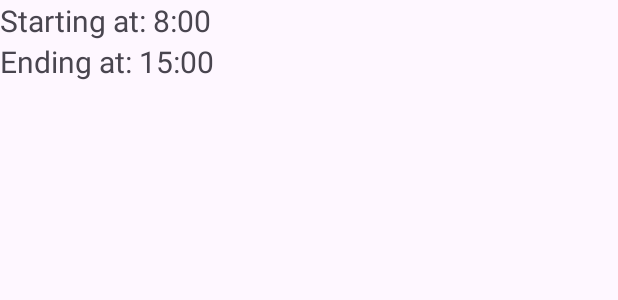
After one commit to Yair5675/Business-App, an Android app: the layout shift_view.xml on its own in the app's theme, with its tools: preview values and no code run, on a phone screen of 412 x 824 dp. The commit adds this screen. Shown: the top 300 px of the screen. Run offline under Robolectric (Android 15) with nearby library versions, the light colour scheme and no system bars.

Commit message:
Created the shift_view XML file that will be inflated on a view that represents a single shift

```diff
--- /dev/null
+++ b/app/src/main/res/layout/shift_view.xml
@@ -0,0 +1,37 @@
+<?xml version="1.0" encoding="utf-8"?>
+<LinearLayout xmlns:android="http://schemas.android.com/apk/res/android"
+    android:orientation="vertical"
+    android:layout_width="wrap_content"
+    android:layout_height="wrap_content">
+
+    <TextView
+        android:id="@+id/shiftViewTvStart"
+        android:layout_width="wrap_content"
+        android:layout_height="wrap_content"
+        android:text="@string/shift_view_tv_start_time_sample"
+        android:textSize="20sp"
+        />
+
+    <TextView
+        android:id="@+id/shiftViewTvEnd"
+        android:layout_width="wrap_content"
+        android:layout_height="wrap_content"
+        android:text="@string/shift_view_tv_end_time_sample"
+        android:textSize="20sp"
+        android:layout_marginBottom="8dp"
+        />
+
+    <HorizontalScrollView
+        android:layout_width="match_parent"
+        android:layout_height="wrap_content"
+        >
+        <!-- Layout to hold columns with role name and
+         employees -->
+        <LinearLayout
+            android:id="@+id/shiftViewRolesLayout"
+            android:layout_width="wrap_content"
+            android:layout_height="wrap_content"
+            android:orientation="horizontal"
+            />
+    </HorizontalScrollView>
+</LinearLayout>
--- a/app/src/main/res/values/strings.xml
+++ b/app/src/main/res/values/strings.xml
@@ -200,4 +200,9 @@
     <!-- Strings belonging to the shifts activity: -->
     <string name="act_shifts_sample_toolbar_title">Business name\'s shifts</string>
     <string name="act_shifts_sample_toolbar_subtitle">Sunday - 18/2/2024</string>
+
+
+    <!-- Strings belonging to the shift view: -->
+    <string name="shift_view_tv_start_time_sample">Starting at: 8:00</string>
+    <string name="shift_view_tv_end_time_sample">Ending at: 15:00</string>
 </resources>
```
